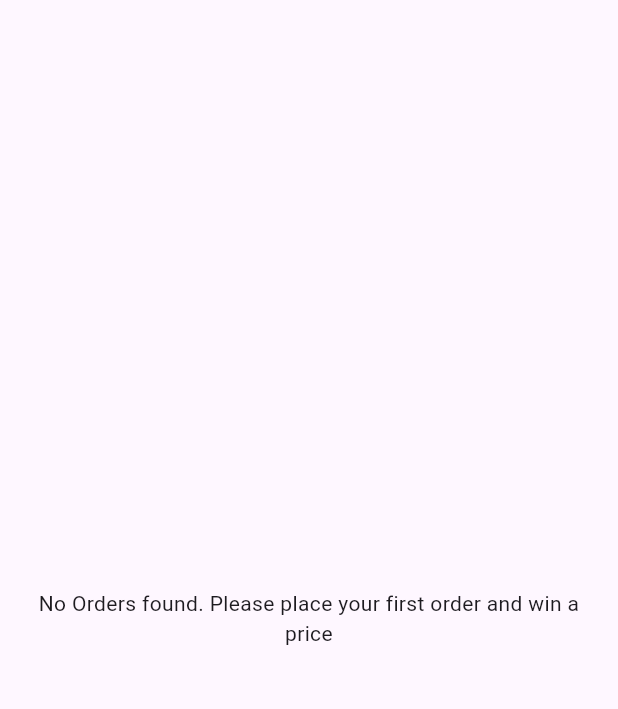
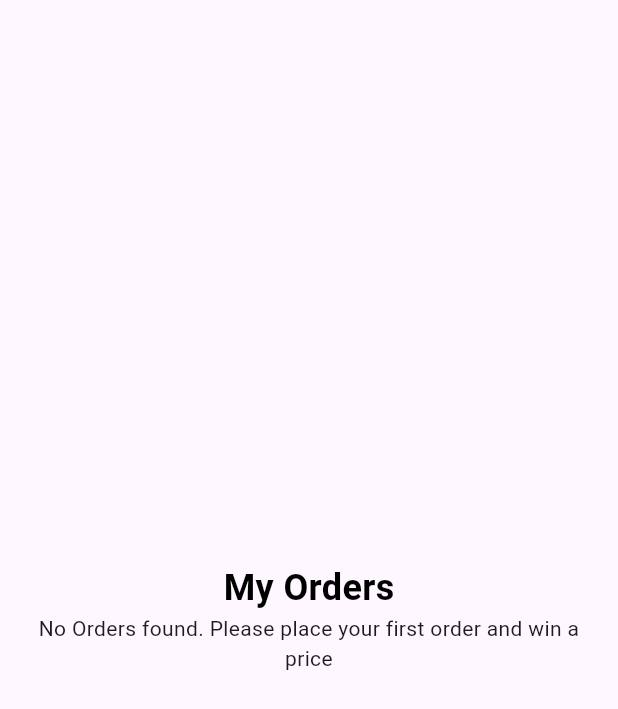
Before and after one commit to Semedii/Suuq, a Flutter app: the OrdersPage widget shown alone on an empty page, opened directly, on a phone screen of 412 x 824 dp. Shown: the top 709 px of the screen. Run offline on Flutter 3.47's test engine with Material 3 defaults, Android fonts, the light colour scheme and no system bars; our stand-ins replace auto_route, carousel_slider, cloud_firestore, dots_indicator, firebase_auth, firebase_core and 5 more; missing offline and left inert: flutter_phone_direct_caller; accounts and stored records are empty; generated files the repository leaves out were written again.

Commit message:
ui improvs order page

```diff
--- a/lib/pages/orders_page.dart
+++ b/lib/pages/orders_page.dart
@@ -6,6 +6,7 @@ import 'package:suuq/notifiers/orders/orders_notifier.dart';
 import 'package:suuq/notifiers/orders/orders_state.dart';
 import 'package:suuq/utils/app_colors.dart';
 import 'package:suuq/utils/app_styles.dart';
+import 'package:suuq/utils/string_utilities.dart';
 
 class OrdersPage extends ConsumerWidget {
   const OrdersPage({super.key});
@@ -35,16 +36,23 @@ class OrdersPage extends ConsumerWidget {
     return const Center(child: CircularProgressIndicator());
   }
 
-  Padding _buildOrderList(OrdersLoadedState state, WidgetRef ref) {
-    return Padding(
-      padding: AppStyles.edgeInsetsH16V24,
-      child: RefreshIndicator(
-        onRefresh: ()async{
-           ref.read(ordersNotifierProvider.notifier).initPage();
-        },
+  Widget _buildOrderList(OrdersLoadedState state, WidgetRef ref) {
+    return RefreshIndicator(
+      onRefresh: () async {
+        ref.read(ordersNotifierProvider.notifier).initPage();
+      },
+      child: Padding(
+        padding: AppStyles.edgeInsetsH16V24,
         child: Column(
           mainAxisAlignment: MainAxisAlignment.center,
           children: [
+            const Text(
+              "My Orders",
+              style: TextStyle(
+                  color: Colors.black,
+                  fontSize: 24,
+                  fontWeight: FontWeight.w600),
+            ),
             state.orders.isNotEmpty
                 ? Expanded(
                     child: ListView.builder(
@@ -105,7 +113,7 @@ class OrdersPage extends ConsumerWidget {
 
   Text _buildSellerName(String? sellerName) {
     return Text(
-      sellerName ?? "",
+      sellerName ?? StringUtilities.emptyString,
       style: const TextStyle(fontWeight: FontWeight.bold),
     );
   }
@@ -137,7 +145,7 @@ class OrdersPage extends ConsumerWidget {
         Text(DateFormat("dd/MM/yyyy hh:mm a").format(order!.orderedDate)),
         const Spacer(),
         Text(
-          order.status,
+          order.status.capitalize(),
           style: const TextStyle(color: Color.fromARGB(255, 101, 92, 7)),
         )
       ],
```
Also changed, not shown: lib/utils/string_utilities.dart (+8 -1 lines).
